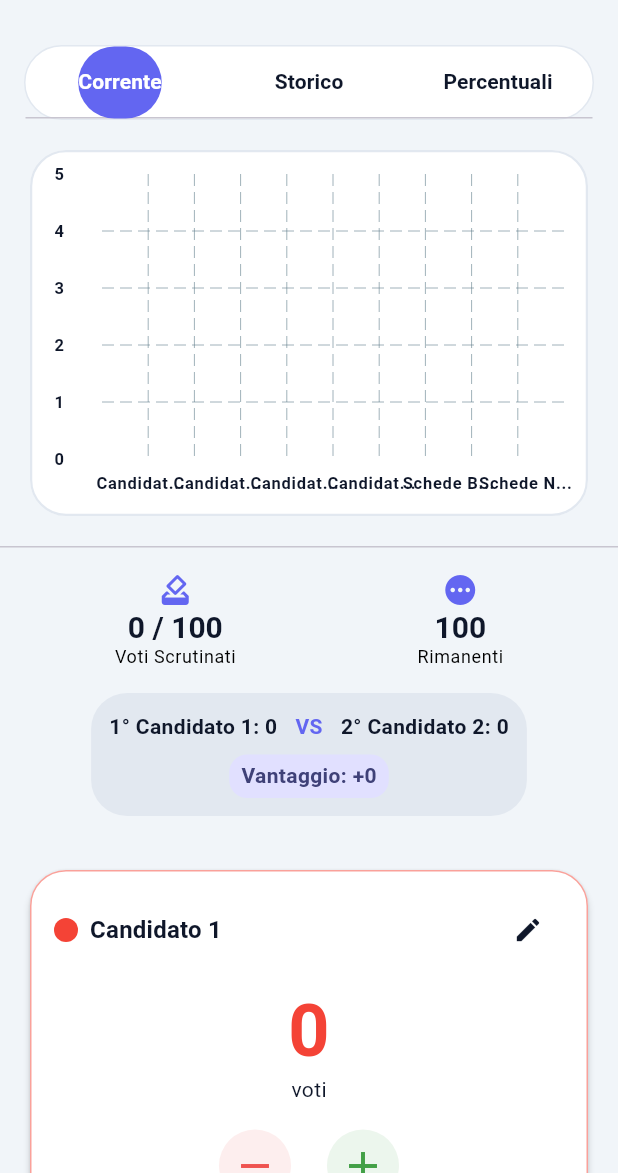
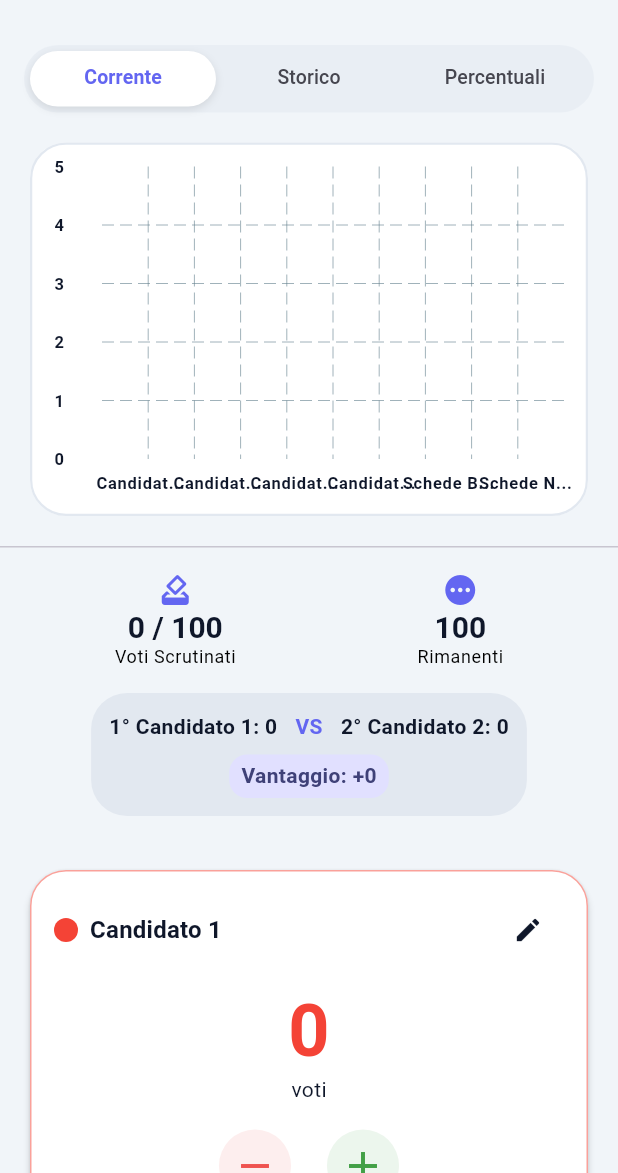
Before and after one commit to vantaggi/voto_tracker, a Flutter app: the screen it shows after launch, on a phone screen of 412 x 824 dp, the part 63-1236 px from its top. Run offline on Flutter 3.47's test engine with Material 3 defaults, Android fonts, the phone set to English and light mode, and no system bars; drawn by our look-alikes of fl_chart; our stand-ins replace pdf, printing, shared_preferences, wakelock_plus.

```diff
--- a/lib/services/pdf_export_service.dart
+++ b/lib/services/pdf_export_service.dart
@@ -138,7 +138,7 @@ class PdfExportService {
   static pw.Widget _buildBarChart(List<Candidate> candidates, int totalVotes) {
     if (candidates.isEmpty) return pw.Container();
     final maxVotes = candidates.isEmpty ? 10 : candidates.map((c) => c.votes).reduce((a, b) => a > b ? a : b);
-    final scale = maxVotes > 0 ? 150.0 / maxVotes : 0.0; // Reduced width for 2-col layout
+    final scale = maxVotes > 0 ? 100.0 / maxVotes : 0.0; // Reduced width to fit in column
 
     return pw.Container(
         decoration: pw.BoxDecoration(
--- a/lib/widgets/charts_section.dart
+++ b/lib/widgets/charts_section.dart
@@ -30,19 +30,30 @@ class ChartsSection extends StatelessWidget {
   Widget _buildTabBar(BuildContext context) {
     final theme = Theme.of(context);
     return Container(
+      height: 45,
+      padding: const EdgeInsets.all(4),
       decoration: BoxDecoration(
-        color: theme.cardTheme.color,
-        borderRadius: BorderRadius.circular(AppDimensions.borderRadiusToggle),
-        border: Border.all(color: theme.dividerColor),
+        color: theme.colorScheme.surfaceContainerHighest.withOpacity(0.5),
+        borderRadius: BorderRadius.circular(25),
       ),
       child: TabBar(
         indicator: BoxDecoration(
-          borderRadius: BorderRadius.circular(AppDimensions.borderRadiusToggle),
-          color: theme.colorScheme.primary,
+          borderRadius: BorderRadius.circular(21),
+          color: theme.colorScheme.surface,
+          boxShadow: [
+            BoxShadow(
+              color: Colors.black.withOpacity(0.1),
+              blurRadius: 4,
+              offset: const Offset(0, 2),
+            ),
+          ],
         ),
-        labelColor: theme.colorScheme.onPrimary,
-        unselectedLabelColor: theme.colorScheme.onSurface,
-        labelStyle: const TextStyle(fontWeight: FontWeight.bold),
+        labelColor: theme.colorScheme.primary,
+        unselectedLabelColor: theme.colorScheme.onSurfaceVariant,
+        labelStyle: const TextStyle(fontWeight: FontWeight.w600, fontSize: 13),
+        unselectedLabelStyle: const TextStyle(fontWeight: FontWeight.w500, fontSize: 13),
+        indicatorSize: TabBarIndicatorSize.tab,
+        dividerColor: Colors.transparent,
         tabs: const [
           Tab(text: AppStrings.current),
           Tab(text: AppStrings.history),
```
